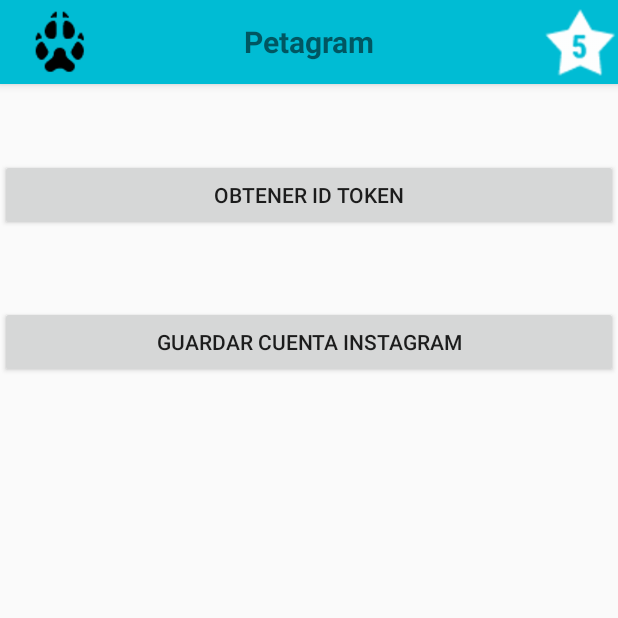
After one commit to mcespedeso/Petagram, an Android app: the GuardarUsuarioInstagramActivity screen opened directly, with no data from a screen before it, on a phone screen of 412 x 824 dp, the top half of it. The commit adds this screen. Run offline under Robolectric (Android 15) with nearby library versions, the phone set to English and light mode, and no system bars; libraries missing offline, so code that uses them is left out: com.google.firebase.iid.

Commit message:
ApiInstagramPetagram - Firebird

```diff
--- a/app/build.gradle
+++ b/app/build.gradle
@@ -32,9 +32,12 @@ dependencies {
     compile 'com.sun.mail:android-activation:1.5.5'
     compile 'com.android.support:support-v4:25.0.1'
     compile 'com.squareup.retrofit2:retrofit:2.1.0'
-    compile 'com.squareup.retrofit2:retrofit:2.1.0'
     compile 'com.squareup.retrofit2:converter-gson:2.0.2'
     compile 'com.squareup.picasso:picasso:2.5.2'
     compile 'com.mikhaellopez:circularimageview:3.0.2'
+    compile 'com.google.firebase:firebase-messaging:9.6.1'
+    compile 'com.google.firebase:firebase-core:9.6.1'
     testCompile 'junit:junit:4.12'
 }
+
+apply plugin: 'com.google.gms.google-services'
--- a/app/src/main/AndroidManifest.xml
+++ b/app/src/main/AndroidManifest.xml
@@ -3,7 +3,7 @@
     package="py.com.mcespedes.petagram">
 
     <uses-permission android:name="android.permission.INTERNET" />
-    <uses-permission android:name="android.permission.ACCESS_NETWORK_STATE"/>
+    <uses-permission android:name="android.permission.ACCESS_NETWORK_STATE" />
 
     <application
         android:allowBackup="true"
@@ -29,7 +29,8 @@
         </activity>
         <activity android:name=".activity.ContactoActivity" />
         <activity android:name=".activity.AcercaDeActivity" />
-        <activity android:name=".activity.ConfigurarCuentaActivity"></activity>
+        <activity android:name=".activity.ConfigurarCuentaActivity" />
+        <activity android:name=".activity.GuardarUsuarioInstagramActivity"></activity>
     </application>
 
 </manifest>
--- a/app/src/main/java/py/com/mcespedes/petagram/RestApi/EndpointsApi.java
+++ b/app/src/main/java/py/com/mcespedes/petagram/RestApi/EndpointsApi.java
@@ -1,8 +1,12 @@
 package py.com.mcespedes.petagram.RestApi;
 
 import py.com.mcespedes.petagram.RestApi.model.MascotaResponse;
+import py.com.mcespedes.petagram.RestApi.model.UsuarioResponse;
 import retrofit2.Call;
+import retrofit2.http.Field;
+import retrofit2.http.FormUrlEncoded;
 import retrofit2.http.GET;
+import retrofit2.http.POST;
 
 /**
  * Created by mcespedes on 19/12/16.
@@ -16,4 +20,12 @@ public interface EndpointsApi {
     @GET(ConstantesRestApi.URL_GET_USER_DATA_BY_USER_NAME)
     Call<MascotaResponse> getUserDataByUserName();
 
+    @FormUrlEncoded
+    @POST(ConstantesRestApi.KEY_POST_HEROKU_ID_TOKEN)
+    Call<UsuarioResponse> registrarTokenID(@Field("token") String token);
+
+    @FormUrlEncoded
+    @POST(ConstantesRestApi.KEY_POST_USER_INSTAGRAM)
+    Call<String> registrarUsuarioInstagram(@Field("token") String token, @Field("user_instagram") String user_instagram);
+
 }
--- a/app/src/main/java/py/com/mcespedes/petagram/activity/MainActivity.java
+++ b/app/src/main/java/py/com/mcespedes/petagram/activity/MainActivity.java
@@ -97,6 +97,12 @@ public class MainActivity extends AppCompatActivity {
                 Intent iCuenta = new Intent(this, ConfigurarCuentaActivity.class);
                 startActivity(iCuenta);
                 break;
+            case R.id.mRecivNotif:
+                Intent notif = new Intent(this, GuardarUsuarioInstagramActivity.class);
+                startActivity(notif);
+                //Toast.makeText(this, "Ya puedes recibir notificaciones !!!", Toast.LENGTH_LONG).show();
+                break;
+
         }
         return super.onOptionsItemSelected(item);
     }
--- /dev/null
+++ b/app/src/main/res/layout/activity_guardar_usuario_instagram.xml
@@ -0,0 +1,38 @@
+<?xml version="1.0" encoding="utf-8"?>
+<RelativeLayout xmlns:android="http://schemas.android.com/apk/res/android"
+    xmlns:tools="http://schemas.android.com/tools"
+    android:id="@+id/activity_contacto"
+    android:layout_width="match_parent"
+    android:layout_height="match_parent"
+    tools:context="py.com.mcespedes.petagram.activity.ContactoActivity">
+
+    <include
+        android:id="@+id/miActionBar2"
+        layout="@layout/actionbar"></include>
+
+    <LinearLayout
+        android:layout_width="match_parent"
+        android:layout_height="match_parent"
+        android:orientation="vertical"
+        android:layout_below="@id/miActionBar2"
+        >
+
+        <Button
+            android:layout_width="match_parent"
+            android:layout_height="wrap_content"
+            android:layout_marginTop="50dp"
+            android:text="@string/btn_obtener_id"
+            android:onClick="obtenerId"
+            />
+
+        <Button
+            android:layout_width="match_parent"
+            android:layout_height="wrap_content"
+            android:layout_marginTop="50dp"
+            android:text="@string/btn_guardar_cuenta_instagram"
+            android:onClick="guardarInstagram"
+            />
+
+    </LinearLayout>
+
+</RelativeLayout>
--- a/app/src/main/res/menu/menu_opciones.xml
+++ b/app/src/main/res/menu/menu_opciones.xml
@@ -19,4 +19,10 @@
         >
     </item>
 
+    <item android:id="@+id/mRecivNotif"
+        android:title="@string/recibirNotificaciones"
+        android:orderInCategory="101"
+        >
+    </item>
+
 </menu>
--- a/app/src/main/res/values/strings.xml
+++ b/app/src/main/res/values/strings.xml
@@ -24,4 +24,7 @@
 
     <!-- TODO: Remove or change this placeholder text -->
     <string name="hello_blank_fragment">Hello blank fragment</string>
+    <string name="recibirNotificaciones">Recibir Notificaciones</string>
+    <string name="btn_obtener_id">Obtener ID Token</string>
+    <string name="btn_guardar_cuenta_instagram">Guardar Cuenta Instagram</string>
 </resources>
```
Also changed, not shown: app/src/main/java/py/com/mcespedes/petagram/RestApi/ConstantesRestApi.java (+9 -0 lines), app/src/main/java/py/com/mcespedes/petagram/RestApi/adapter/RestApiAdapter.java (+11 -0 lines), app/src/main/java/py/com/mcespedes/petagram/RestApi/model/InstagramResponse.java (added, +28 -0 lines), app/src/main/java/py/com/mcespedes/petagram/RestApi/model/UsuarioResponse.java (added, +28 -0 lines), app/src/main/java/py/com/mcespedes/petagram/activity/GuardarUsuarioInstagramActivity.java (added, +102 -0 lines), 1 other file.
